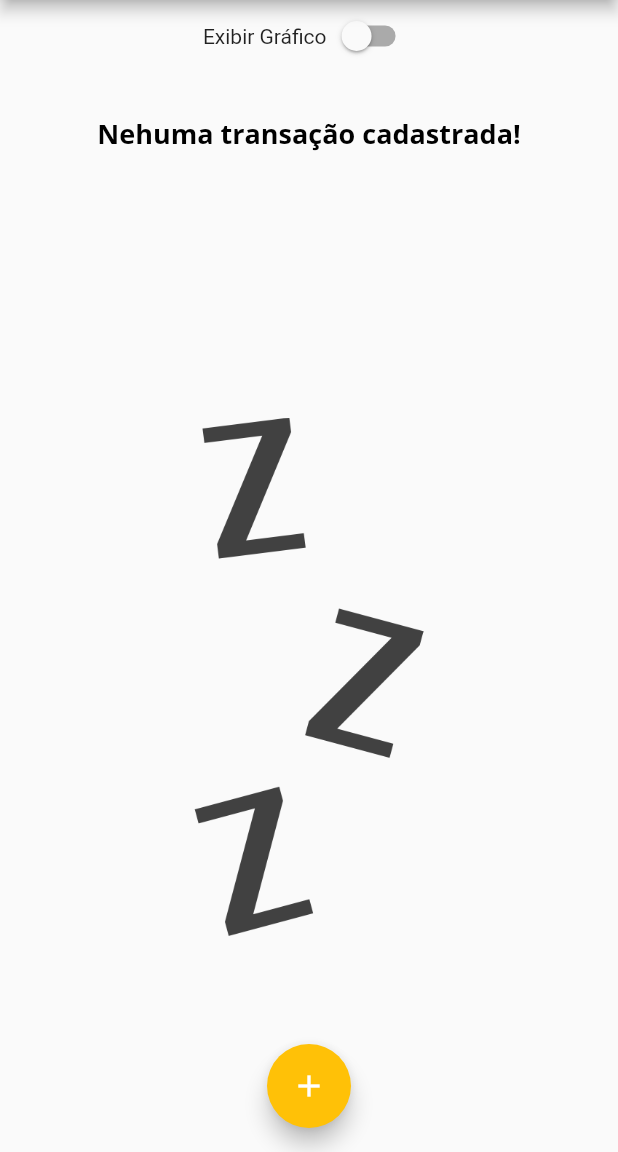
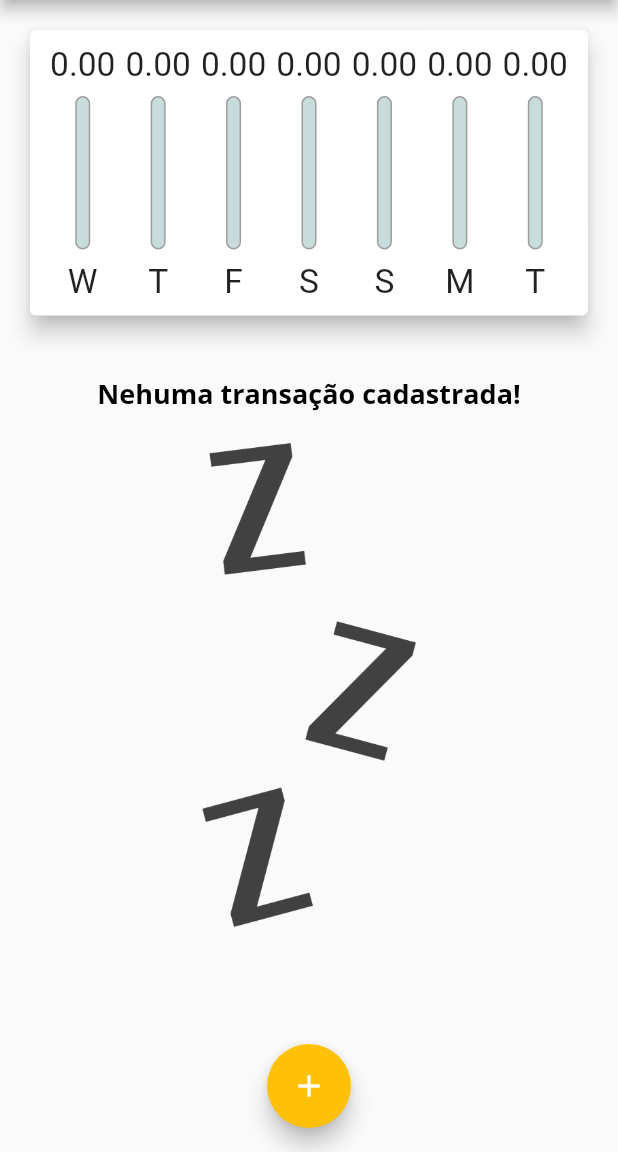
Before and after one commit to leandrosouzadev/expenses, a Flutter app: the screen it shows after launch, on a phone screen of 412 x 824 dp, the part 84-1236 px from its top. Run offline on Flutter 3.47's test engine with Material 2 defaults, Android fonts, the phone set to English and light mode, and no system bars.

Commit message:
Modo paisagem #03

```diff
--- a/lib/components/transaction_list.dart
+++ b/lib/components/transaction_list.dart
@@ -15,15 +15,12 @@ class TransactionList extends StatelessWidget {
         ? LayoutBuilder(builder: (context, constraints) {
             return Column(
               children: <Widget>[
-                SizedBox(height: constraints.maxHeight * 0.05),
-                SizedBox(
-                  height: constraints.maxHeight * 0.3,
-                  child: Text(
-                    'Nehuma transação cadastrada!',
-                    style: Theme.of(context).textTheme.titleLarge,
-                  ),
+                const SizedBox(height: 20),
+                Text(
+                  'Nehuma transação cadastrada!',
+                  style: Theme.of(context).textTheme.titleLarge,
                 ),
-                SizedBox(height: constraints.maxHeight * 0.05),
+                const SizedBox(height: 20),
                 SizedBox(
                   height: constraints.maxHeight * 0.6,
                   child: Image.asset(
--- a/lib/main.dart
+++ b/lib/main.dart
@@ -93,6 +93,9 @@ class _MyHomePageState extends State<MyHomePage> {
 
   @override
   Widget build(BuildContext context) {
+    bool isLandscape =
+        MediaQuery.of(context).orientation == Orientation.landscape;
+
     final appBar = AppBar(
       title: Text(
         "Despesas Pessoais",
@@ -117,6 +120,7 @@ class _MyHomePageState extends State<MyHomePage> {
         child: Column(
           crossAxisAlignment: CrossAxisAlignment.stretch,
           children: <Widget>[
+            if (isLandscape)
               Row(
                 mainAxisAlignment: MainAxisAlignment.center,
                 children: <Widget>[
@@ -130,14 +134,14 @@ class _MyHomePageState extends State<MyHomePage> {
                       }),
                 ],
               ),
-            if (_showChart)
+            if (!isLandscape || _showChart)
               SizedBox(
-                height: availableHeigth * 0.25,
+                height: availableHeigth * (isLandscape ? 0.7 : 0.3),
                 child: Chart(_recentTransactions),
               ),
-            if (!_showChart)
+            if (!isLandscape || !_showChart)
               SizedBox(
-                height: availableHeigth * 0.75,
+                height: availableHeigth * 0.70,
                 child: TransactionList(_transactions, _removeTransaction),
               ),
           ],
```
Lines whose indentation alone changed are shown as unchanged.
